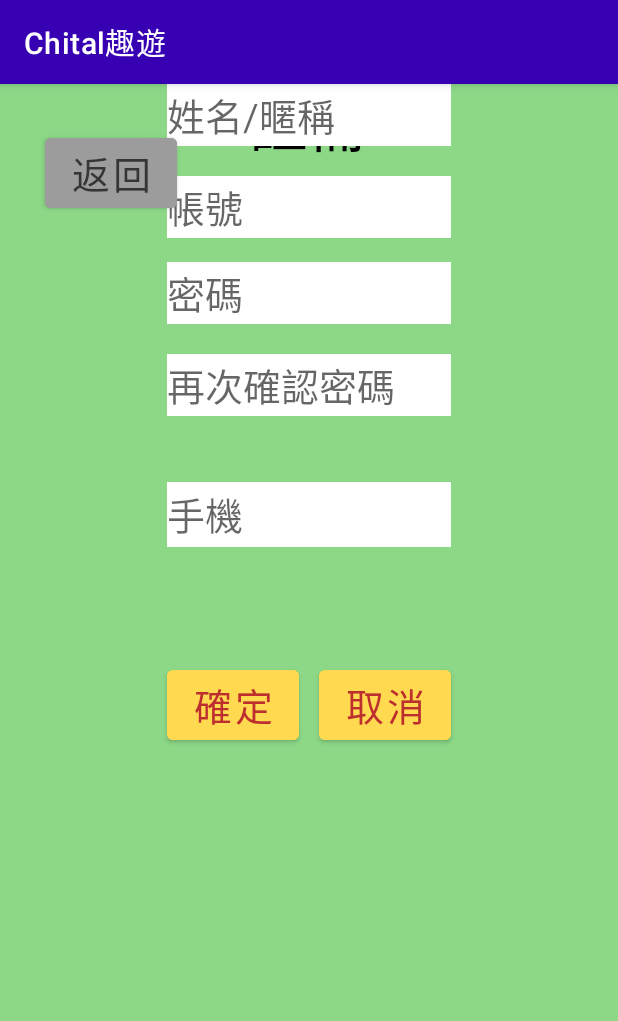
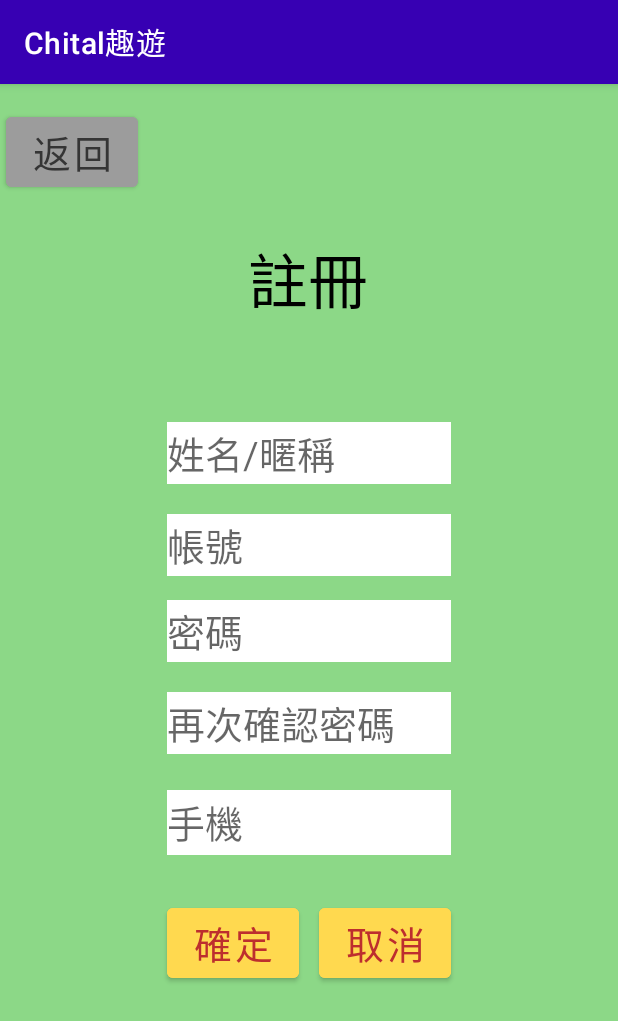
Before and after one commit to allen10690/final1, an Android app: the RegisterActivity screen opened directly, with no data from a screen before it, on a phone screen of 412 x 824 dp. Shown: the top 1021 px of the screen. Run offline under Robolectric (Android 15) with nearby library versions, the phone set to English and light mode, and no system bars.

Commit message:
add textword

```diff
--- a/app/src/main/java/com/example/final1/HomeActivity.kt
+++ b/app/src/main/java/com/example/final1/HomeActivity.kt
@@ -9,7 +9,5 @@ class HomeActivity : AppCompatActivity() {
     override fun onCreate(savedInstanceState: Bundle?) {
         super.onCreate(savedInstanceState)
         setContentView(R.layout.activity_main)
-
-
     }
 }
--- a/app/src/main/res/layout/activity_register.xml
+++ b/app/src/main/res/layout/activity_register.xml
@@ -21,7 +21,7 @@
         app:layout_constraintHorizontal_bias="0.498"
         app:layout_constraintStart_toStartOf="parent"
         app:layout_constraintTop_toTopOf="parent"
-        app:layout_constraintVertical_bias="0.426" />
+        app:layout_constraintVertical_bias="0.0" />
 
     <EditText
         android:id="@+id/account_name"
@@ -33,8 +33,12 @@
         android:inputType="textPersonName"
         android:text="@string/acc"
         android:textSize="25sp"
+        app:layout_constraintBottom_toBottomOf="parent"
         app:layout_constraintEnd_toEndOf="@+id/account_id"
-        tools:layout_editor_absoluteY="249dp" />
+        app:layout_constraintHorizontal_bias="1.0"
+        app:layout_constraintStart_toStartOf="@+id/account_id"
+        app:layout_constraintTop_toTopOf="parent"
+        app:layout_constraintVertical_bias="0.31" />
 
     <EditText
         android:id="@+id/account_id"
@@ -46,7 +50,7 @@
         android:background="@color/white"
         android:ems="10"
         android:hint="帳號"
-        android:inputType="textPersonName"
+        android:inputType="textEmailAddress"
         android:text="@string/acc"
         android:textSize="25sp"
         app:layout_constraintEnd_toEndOf="parent"
@@ -61,7 +65,7 @@
         android:background="@color/white"
         android:ems="10"
         android:hint="密碼"
-        android:inputType="textPersonName"
+        android:inputType="textPassword"
         android:text="@string/acc"
         android:textSize="25sp"
         app:layout_constraintEnd_toEndOf="@+id/account_id"
@@ -90,7 +94,7 @@
         android:background="@color/white"
         android:ems="10"
         android:hint="手機"
-        android:inputType="textPersonName"
+        android:inputType="phone|number"
         android:text="@string/pass"
         android:textSize="25sp"
         app:layout_constraintBottom_toBottomOf="parent"
@@ -104,18 +108,18 @@
         android:id="@+id/button_confirm"
         android:layout_width="wrap_content"
         android:layout_height="wrap_content"
-        android:layout_marginTop="76dp"
+        android:layout_marginTop="8dp"
         android:layout_marginEnd="28dp"
         android:backgroundTint="@color/normal_button"
         android:text="確定"
+        android:textColor="@color/normal_button_text"
         android:textSize="25sp"
-        android:textColor="@color/normal_button_text"
         app:layout_constraintBottom_toBottomOf="parent"
         app:layout_constraintEnd_toStartOf="@+id/button_cancel"
         app:layout_constraintHorizontal_bias="0.0"
         app:layout_constraintStart_toStartOf="@+id/phone_num"
         app:layout_constraintTop_toBottomOf="@+id/phone_num"
-        app:layout_constraintVertical_bias="0.0" />
+        app:layout_constraintVertical_bias="0.115" />
 
     <Button
         android:id="@+id/button_cancel"
@@ -123,8 +127,8 @@
         android:layout_height="wrap_content"
         android:backgroundTint="@color/normal_button"
         android:text="取消"
+        android:textColor="@color/normal_button_text"
         android:textSize="25sp"
-        android:textColor="@color/normal_button_text"
         app:layout_constraintEnd_toEndOf="@+id/phone_num"
         app:layout_constraintTop_toTopOf="@+id/button_confirm" />
 
@@ -132,17 +136,15 @@
         android:id="@+id/button_to_login"
         android:layout_width="wrap_content"
         android:layout_height="wrap_content"
-        android:layout_marginStart="30dp"
-        android:layout_marginTop="30dp"
         android:backgroundTint="@color/back_button"
         android:text="返回"
         android:textColor="@color/back_button_text"
         android:textSize="25sp"
         app:layout_constraintBottom_toBottomOf="parent"
         app:layout_constraintEnd_toEndOf="parent"
-        app:layout_constraintHorizontal_bias="0.0"
+        app:layout_constraintHorizontal_bias="0.012"
         app:layout_constraintStart_toStartOf="parent"
         app:layout_constraintTop_toTopOf="parent"
-        app:layout_constraintVertical_bias="0.0" />
+        app:layout_constraintVertical_bias="0.023" />
 
 </androidx.constraintlayout.widget.ConstraintLayout>
```
